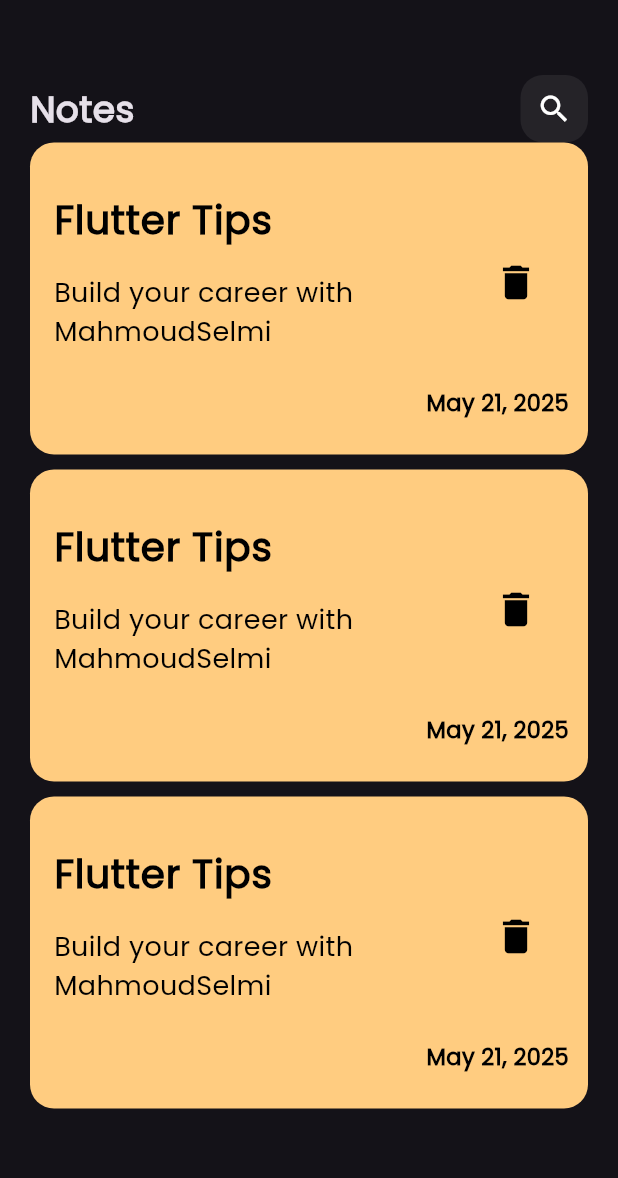
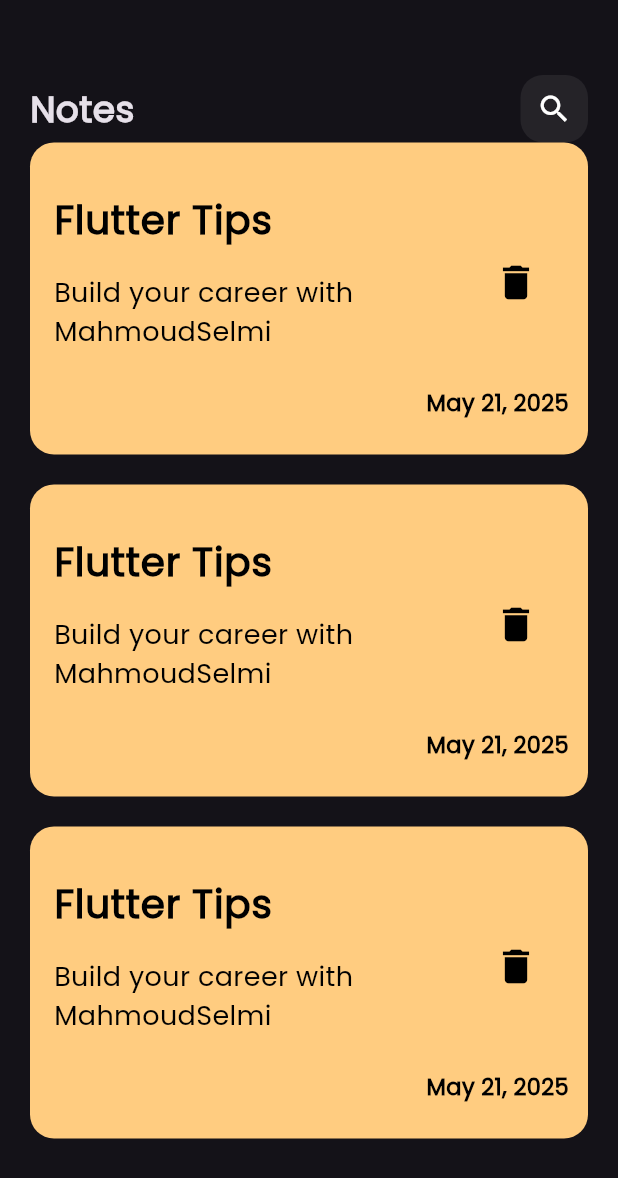
Before and after one commit to Ma7moudSelmy/Notes_App, a Flutter app: the screen it shows after launch, on a phone screen of 412 x 824 dp. Shown: the top 1178 px of the screen. Run offline on Flutter 3.47's test engine with Material 3 defaults, Android fonts, the phone set to English and light mode, and no system bars.

Commit message:
Refactor NotesViewBody to use ListView for NoteItem widgets and adjust padding

```diff
--- a/lib/Widgets/NoteItem.dart
+++ b/lib/Widgets/NoteItem.dart
@@ -21,7 +21,7 @@ class NoteItem extends StatelessWidget {
               style: TextStyle(
                 fontSize: 26,
                 fontWeight: FontWeight.bold,
-                color: const Color.fromARGB(255, 0, 0, 0),
+                color: Color.fromARGB(255, 0, 0, 0),
               ),
             ),
             subtitle: Padding(
--- a/lib/Widgets/NotesViewBody.dart
+++ b/lib/Widgets/NotesViewBody.dart
@@ -10,14 +10,21 @@ class NotesViewBody extends StatelessWidget {
     return Padding(
       padding: const EdgeInsets.symmetric(horizontal: 20),
       child: Column(
-        children: const [
+        children: [
           SizedBox(height: 50),
           CustomAppBar(),
-          NoteItem(),
-          SizedBox(height: 10),
-          NoteItem(),
-          SizedBox(height: 10),
-          NoteItem(),
+          Expanded(
+            child: ListView(
+              children: [
+                NoteItem(),
+                SizedBox(height: 20),
+                NoteItem(),
+                SizedBox(height: 20),
+                NoteItem(),
+                SizedBox(height: 20),
+              ],
+            ),
+          ),
         ],
       ),
     );
```
